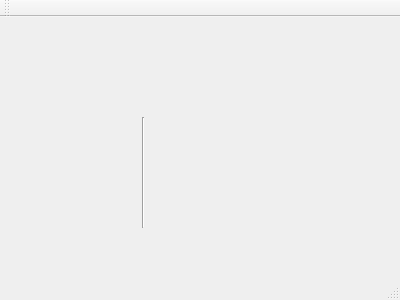
Old version of the form Deflow/mainwindow.ui in the repository Lambipapp/Deflow.
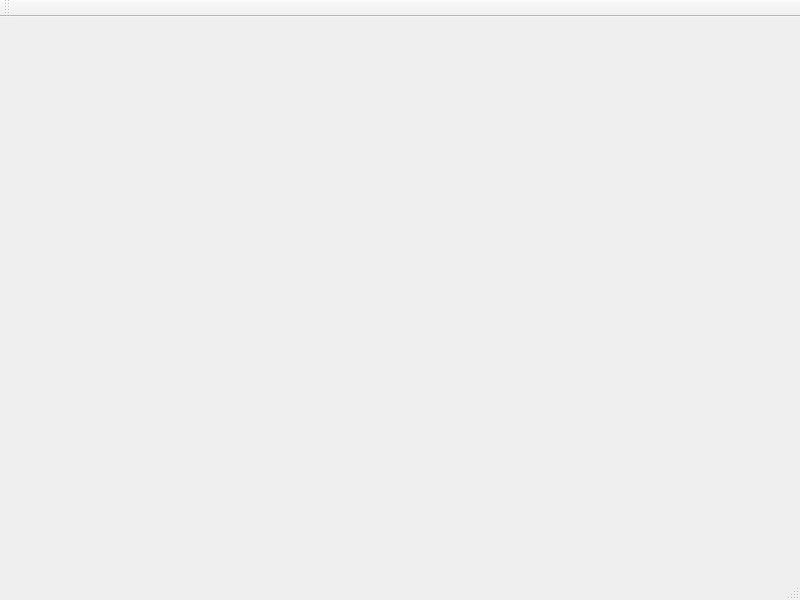
New version of the form. Custom widgets are drawn as their Qt base class.

The edit to the form file:
```diff
--- a/Deflow/mainwindow.ui
+++ b/Deflow/mainwindow.ui
@@ -6,27 +6,44 @@
    <rect>
     <x>0</x>
     <y>0</y>
-    <width>400</width>
-    <height>300</height>
+    <width>800</width>
+    <height>600</height>
    </rect>
   </property>
   <property name="windowTitle">
    <string>MainWindow</string>
   </property>
   <widget class="QWidget" name="centralWidget">
-   <widget class="Line" name="line">
-    <property name="geometry">
-     <rect>
-      <x>133</x>
-      <y>100</y>
-      <width>20</width>
-      <height>111</height>
-     </rect>
+   <layout class="QHBoxLayout" name="horizontalLayout">
+    <property name="spacing">
+     <number>3</number>
     </property>
-    <property name="orientation">
-     <enum>Qt::Vertical</enum>
+    <property name="leftMargin">
+     <number>5</number>
     </property>
-   </widget>
+    <property name="topMargin">
+     <number>5</number>
+    </property>
+    <property name="rightMargin">
+     <number>5</number>
+    </property>
+    <property name="bottomMargin">
+     <number>5</number>
+    </property>
+    <item>
+     <widget class="folderTreeView" name="fileTree" native="true">
+      <property name="maximumSize">
+       <size>
+        <width>300</width>
+        <height>16777215</height>
+       </size>
+      </property>
+     </widget>
+    </item>
+    <item>
+     <widget class="QWidget" name="tempCANVAS" native="true"/>
+    </item>
+   </layout>
   </widget>
   <widget class="QMenuBar" name="menuBar">
    <property name="geometry">
@@ -49,6 +66,14 @@
   <widget class="QStatusBar" name="statusBar"/>
  </widget>
  <layoutdefault spacing="6" margin="11"/>
+ <customwidgets>
+  <customwidget>
+   <class>folderTreeView</class>
+   <extends>QWidget</extends>
+   <header>foldertreeview.h</header>
+   <container>1</container>
+  </customwidget>
+ </customwidgets>
  <resources/>
  <connections/>
 </ui>
```
Left out of the diff: 2 changed lines with no effect on the pictures.
